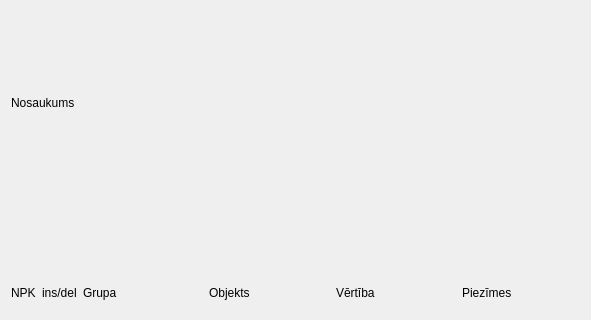
This is processteps.ui in kasarkonic/Sauka1 as Qt 5 draws it before an edit; both pictures show x 0 to 591 and y 0 to 320 of the 591 by 621 pixel window. The edited form follows.
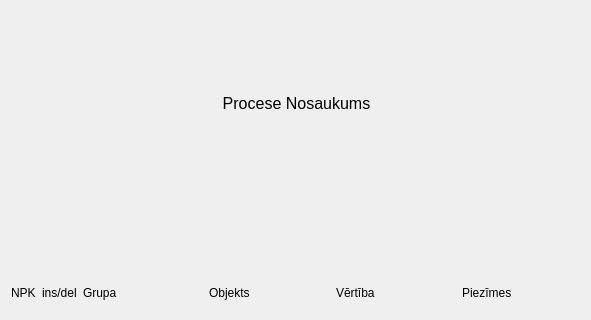
This is the edited form.

Commit message: reception form ģenerē lablus, set,get

The edit to the form file:
```diff
--- a/processteps.ui
+++ b/processteps.ui
@@ -51,8 +51,16 @@
      <layout class="QHBoxLayout" name="horizontalLayout_4">
       <item>
        <widget class="QLabel" name="label_Name">
+        <property name="font">
+         <font>
+          <pointsize>12</pointsize>
+         </font>
+        </property>
         <property name="text">
-         <string>Nosaukums</string>
+         <string>Procese Nosaukums</string>
+        </property>
+        <property name="alignment">
+         <set>Qt::AlignCenter</set>
         </property>
        </widget>
       </item>
```
The commit also changes 6 other files.
